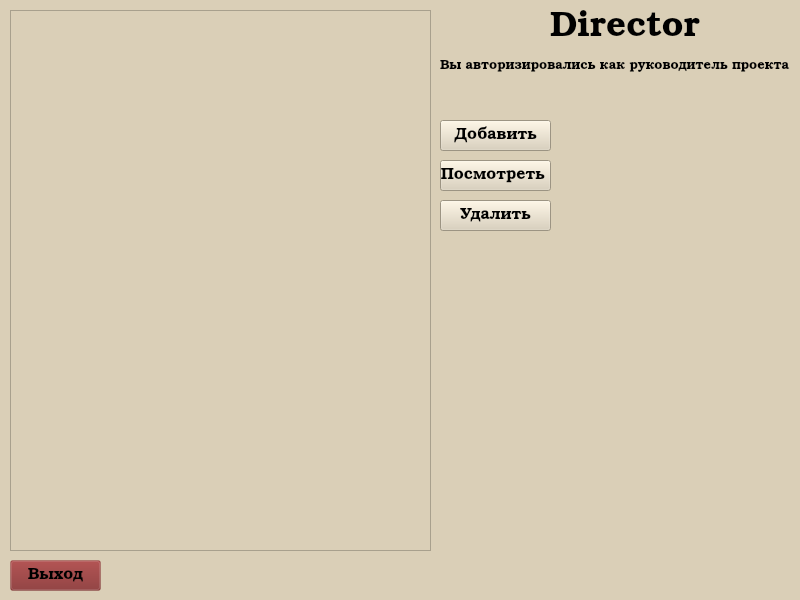
First picture: the form in air/Derector.ui, repository Evgen792/proga, before the edit.
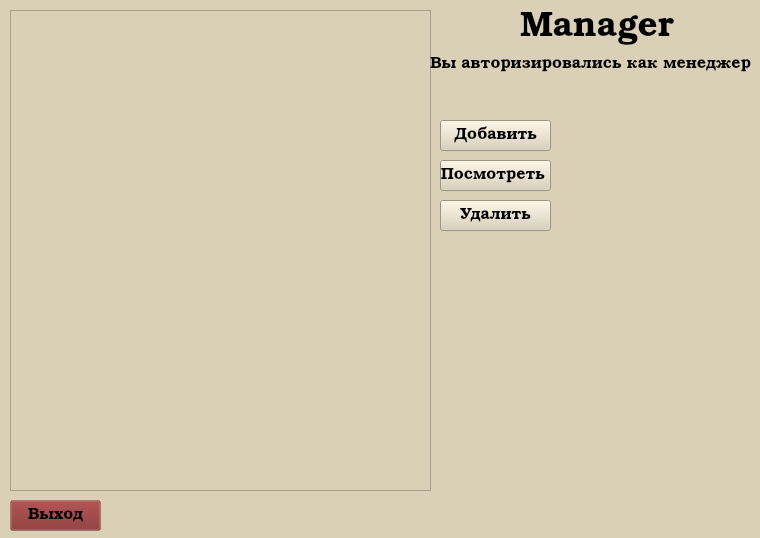
Second picture: the form after the edit.

Patch:
```diff
--- a/air/Derector.ui
+++ b/air/Derector.ui
@@ -6,8 +6,8 @@
    <rect>
     <x>0</x>
     <y>0</y>
-    <width>800</width>
-    <height>600</height>
+    <width>760</width>
+    <height>538</height>
    </rect>
   </property>
   <property name="windowTitle">
@@ -23,7 +23,7 @@
       <x>10</x>
       <y>10</y>
       <width>421</width>
-      <height>541</height>
+      <height>481</height>
      </rect>
     </property>
    </widget>
@@ -31,7 +31,7 @@
     <property name="geometry">
      <rect>
       <x>10</x>
-      <y>560</y>
+      <y>500</y>
       <width>91</width>
       <height>31</height>
      </rect>
@@ -52,9 +52,9 @@
    <widget class="QLabel" name="label">
     <property name="geometry">
      <rect>
-      <x>550</x>
+      <x>520</x>
       <y>10</y>
-      <width>151</width>
+      <width>161</width>
       <height>41</height>
      </rect>
     </property>
@@ -66,8 +66,11 @@
       <bold>true</bold>
      </font>
     </property>
+    <property name="styleSheet">
+     <string notr="true">background-color: rgba(191, 64, 64, 0);</string>
+    </property>
     <property name="text">
-     <string>&lt;html&gt;&lt;head/&gt;&lt;body&gt;&lt;p&gt;&lt;span style=&quot; font-size:26pt; font-weight:400;&quot;&gt;Director&lt;/span&gt;&lt;/p&gt;&lt;/body&gt;&lt;/html&gt;</string>
+     <string>&lt;html&gt;&lt;head/&gt;&lt;body&gt;&lt;p&gt;&lt;span style=&quot; font-size:26pt; font-weight:400;&quot;&gt;Manager&lt;/span&gt;&lt;/p&gt;&lt;/body&gt;&lt;/html&gt;</string>
     </property>
    </widget>
    <widget class="QPushButton" name="pushButton_prosmtr">
@@ -113,9 +116,9 @@
    <widget class="QLabel" name="label_2">
     <property name="geometry">
      <rect>
-      <x>440</x>
+      <x>430</x>
       <y>40</y>
-      <width>351</width>
+      <width>331</width>
       <height>51</height>
      </rect>
     </property>
@@ -125,8 +128,11 @@
       <pointsize>10</pointsize>
      </font>
     </property>
+    <property name="styleSheet">
+     <string notr="true">background-color: rgba(191, 64, 64, 0);</string>
+    </property>
     <property name="text">
-     <string>Вы авторизировались как руководитель проекта</string>
+     <string>&lt;html&gt;&lt;head/&gt;&lt;body&gt;&lt;p&gt;&lt;span style=&quot; font-size:12pt;&quot;&gt;Вы авторизировались как  менеджер&lt;/span&gt;&lt;/p&gt;&lt;/body&gt;&lt;/html&gt;</string>
     </property>
    </widget>
    <widget class="QPushButton" name="pushButton_dobav">
```
